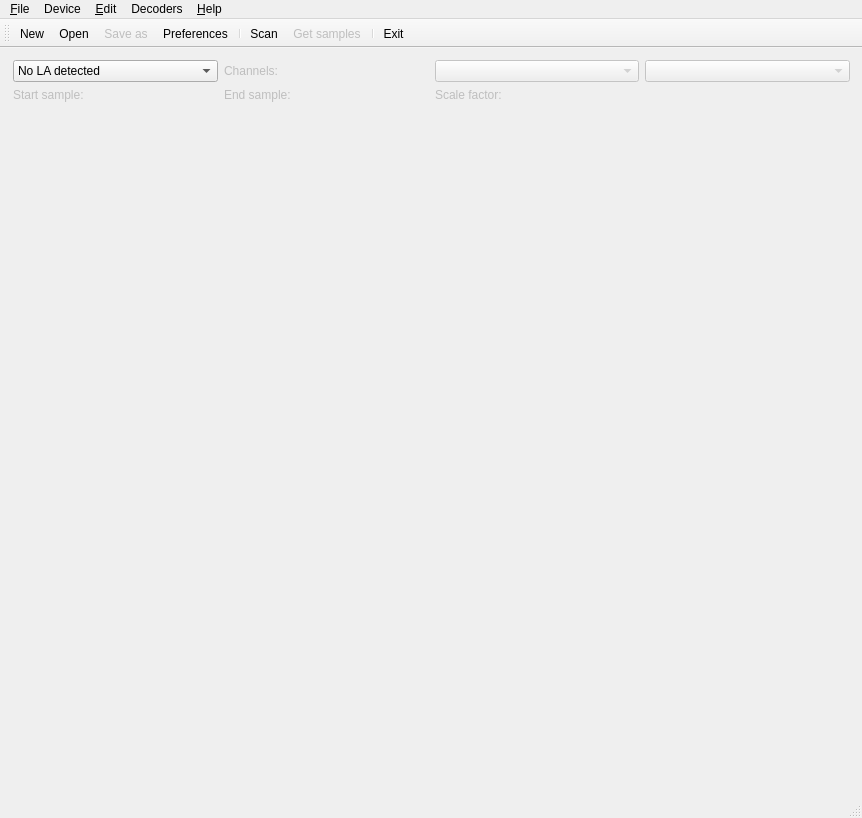
First picture: the form in sigrok-qt/mainwindow.ui, repository oxyum/sigrok, before the edit.
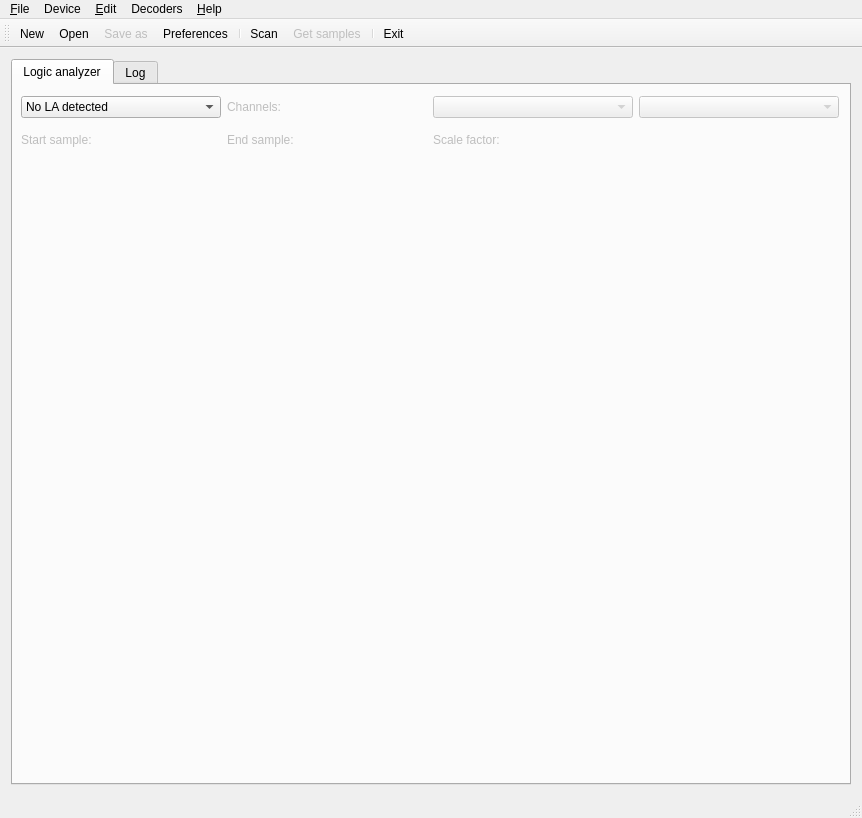
Second picture: the form after the edit. Icons and pictures are not drawn.

Commit message: qt: Use "Logic analyzer" and "Log" tabs.

Diff of the .ui file:
```diff
--- a/sigrok-qt/mainwindow.ui
+++ b/sigrok-qt/mainwindow.ui
@@ -26,6 +26,23 @@
         <number>0</number>
        </property>
        <item>
+        <widget class="QTabWidget" name="tabWidget">
+         <property name="currentIndex">
+          <number>0</number>
+         </property>
+         <widget class="QWidget" name="tabLA">
+          <attribute name="title">
+           <string>Logic analyzer</string>
+          </attribute>
+          <widget class="QWidget" name="layoutWidget">
+           <property name="geometry">
+            <rect>
+             <x>6</x>
+             <y>10</y>
+             <width>821</width>
+             <height>61</height>
+            </rect>
+           </property>
         <layout class="QGridLayout" name="gridLayout">
          <property name="leftMargin">
           <number>2</number>
@@ -103,19 +120,14 @@
           </widget>
          </item>
         </layout>
-       </item>
-       <item>
-        <spacer name="verticalSpacer">
-         <property name="orientation">
-          <enum>Qt::Vertical</enum>
-         </property>
-         <property name="sizeHint" stdset="0">
-          <size>
-           <width>20</width>
-           <height>40</height>
-          </size>
-         </property>
-        </spacer>
+          </widget>
+         </widget>
+         <widget class="QWidget" name="tabLog">
+          <attribute name="title">
+           <string>Log</string>
+          </attribute>
+         </widget>
+        </widget>
        </item>
       </layout>
      </widget>
```
Lines whose indentation alone changed are shown as unchanged.
